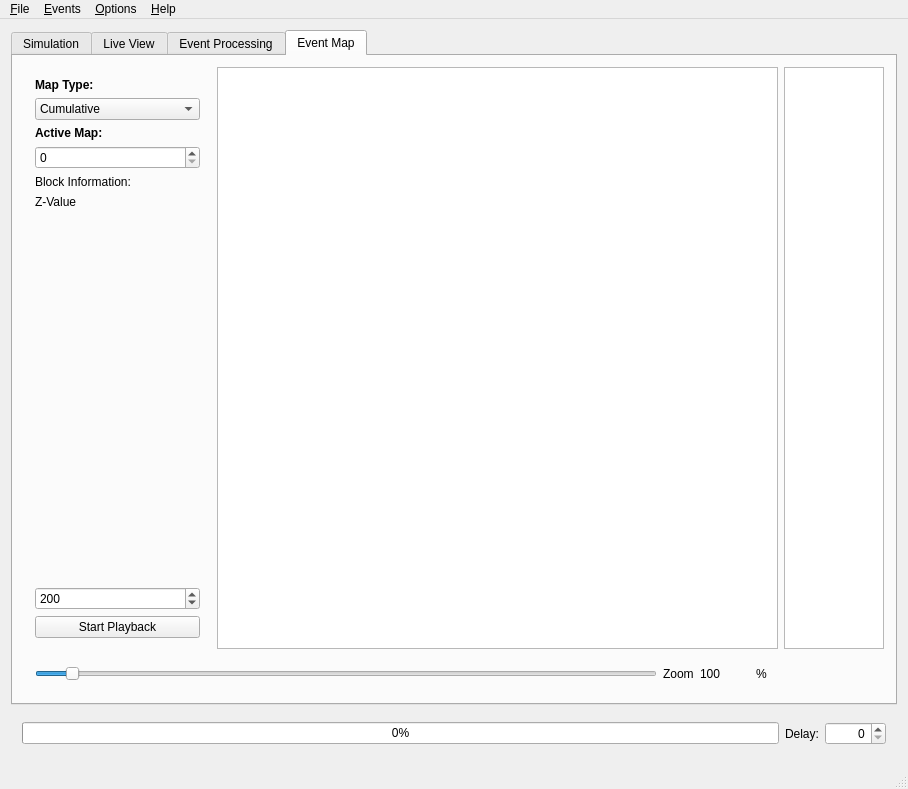
This is mainwindow.ui in sojoe02/RANA as Qt 5 draws it before an edit. The edited form follows.
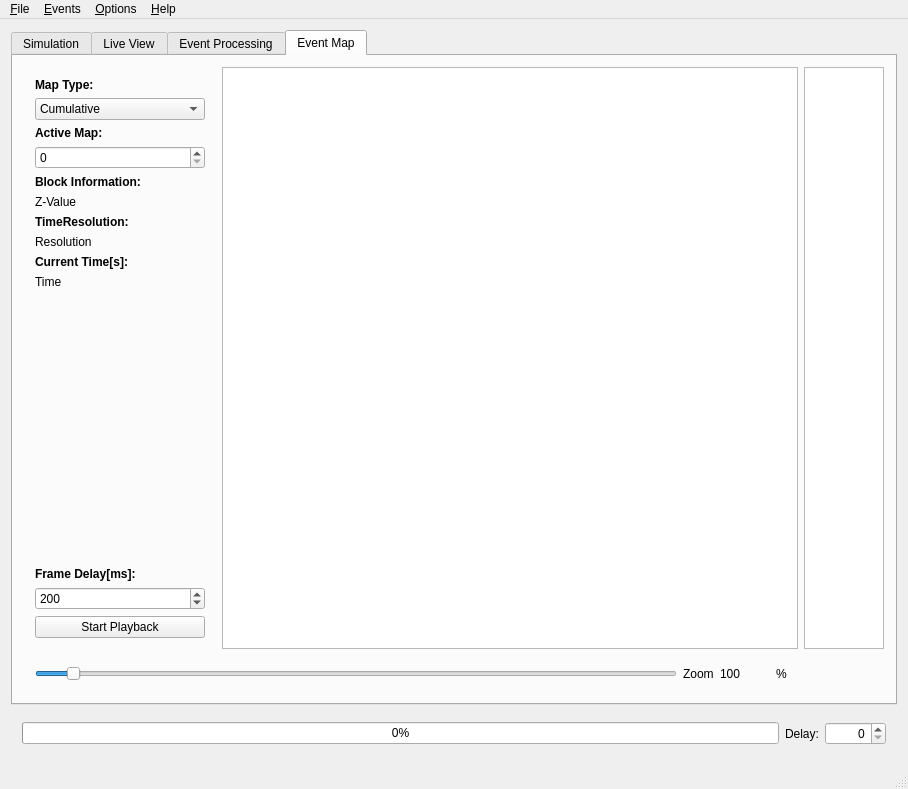
This is the edited form. The open tabs and pages were chosen to show the change.

Commit message: Addeded current timeperiod label on event visualization, fixed the zoom on resize in the event viewer

What changed in the file:
```diff
--- a/mainwindow.ui
+++ b/mainwindow.ui
@@ -1113,7 +1113,7 @@
            <item>
             <widget class="QLabel" name="label_30">
              <property name="text">
-              <string>Block Information:</string>
+              <string>&lt;b&gt;Block Information:</string>
              </property>
             </widget>
            </item>
@@ -1124,6 +1124,34 @@
              </property>
             </widget>
            </item>
+           <item>
+            <widget class="QLabel" name="label_33">
+             <property name="text">
+              <string>&lt;b&gt;TimeResolution:</string>
+             </property>
+            </widget>
+           </item>
+           <item>
+            <widget class="QLabel" name="vis_activeTimeResolutionLabel">
+             <property name="text">
+              <string>Resolution</string>
+             </property>
+            </widget>
+           </item>
+           <item>
+            <widget class="QLabel" name="label_35">
+             <property name="text">
+              <string>&lt;b&gt;Current Time[s]:</string>
+             </property>
+            </widget>
+           </item>
+           <item>
+            <widget class="QLabel" name="vis_activeTimeLabel">
+             <property name="text">
+              <string>Time</string>
+             </property>
+            </widget>
+           </item>
            <item>
             <widget class="QWidget" name="vis_replaceWidget" native="true">
              <property name="sizePolicy">
@@ -1134,6 +1162,13 @@
              </property>
             </widget>
            </item>
+           <item>
+            <widget class="QLabel" name="label_36">
+             <property name="text">
+              <string>&lt;html&gt;&lt;head/&gt;&lt;body&gt;&lt;p&gt;&lt;span style=&quot; font-weight:600;&quot;&gt;Frame Delay[ms]:&lt;/span&gt;&lt;/p&gt;&lt;/body&gt;&lt;/html&gt;</string>
+             </property>
+            </widget>
+           </item>
            <item>
             <widget class="QSpinBox" name="vis_controlEventPlaySpinBox">
              <property name="accelerated">
@@ -1166,7 +1201,7 @@
         <item row="0" column="2" colspan="3">
          <widget class="QGraphicsView" name="vis_graphicsView">
           <property name="sizePolicy">
-           <sizepolicy hsizetype="MinimumExpanding" vsizetype="Expanding">
+           <sizepolicy hsizetype="MinimumExpanding" vsizetype="MinimumExpanding">
             <horstretch>0</horstretch>
             <verstretch>0</verstretch>
            </sizepolicy>
@@ -1250,16 +1285,22 @@
           </property>
           <property name="minimumSize">
            <size>
-            <width>60</width>
+            <width>80</width>
             <height>0</height>
            </size>
           </property>
           <property name="maximumSize">
            <size>
-            <width>100</width>
+            <width>80</width>
             <height>16777215</height>
            </size>
           </property>
+          <property name="verticalScrollBarPolicy">
+           <enum>Qt::ScrollBarAlwaysOff</enum>
+          </property>
+          <property name="horizontalScrollBarPolicy">
+           <enum>Qt::ScrollBarAlwaysOff</enum>
+          </property>
          </widget>
         </item>
        </layout>
```
Left out of the diff: 11 changed lines with no effect on the pictures. The commit also changes 8 other files.
